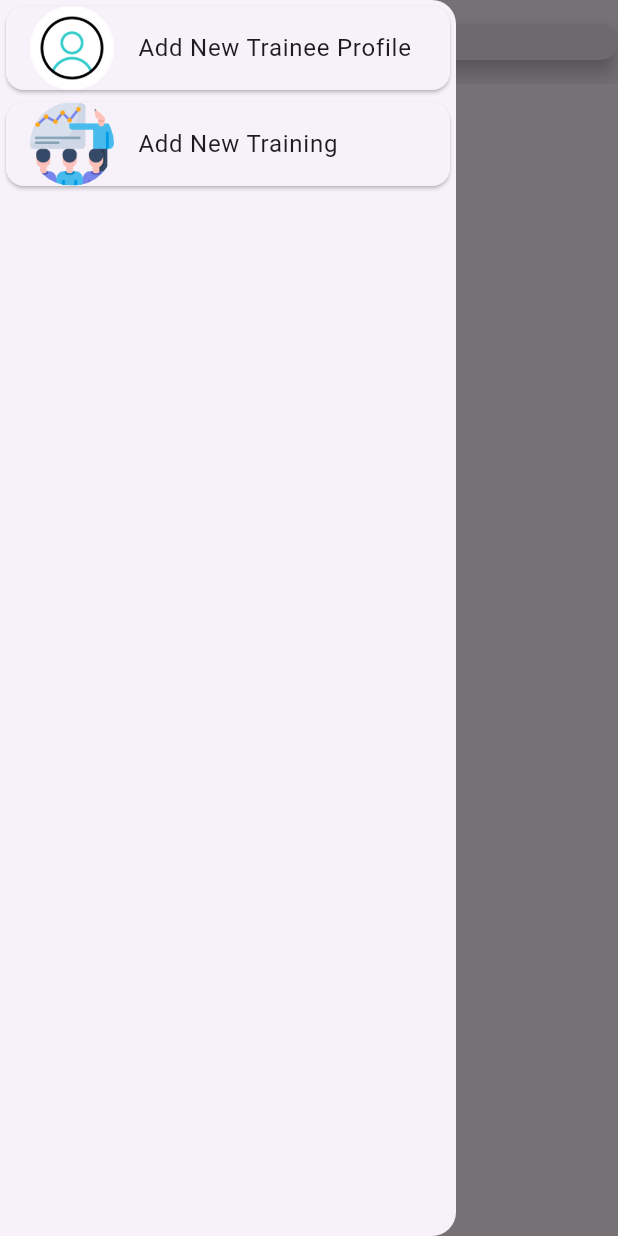
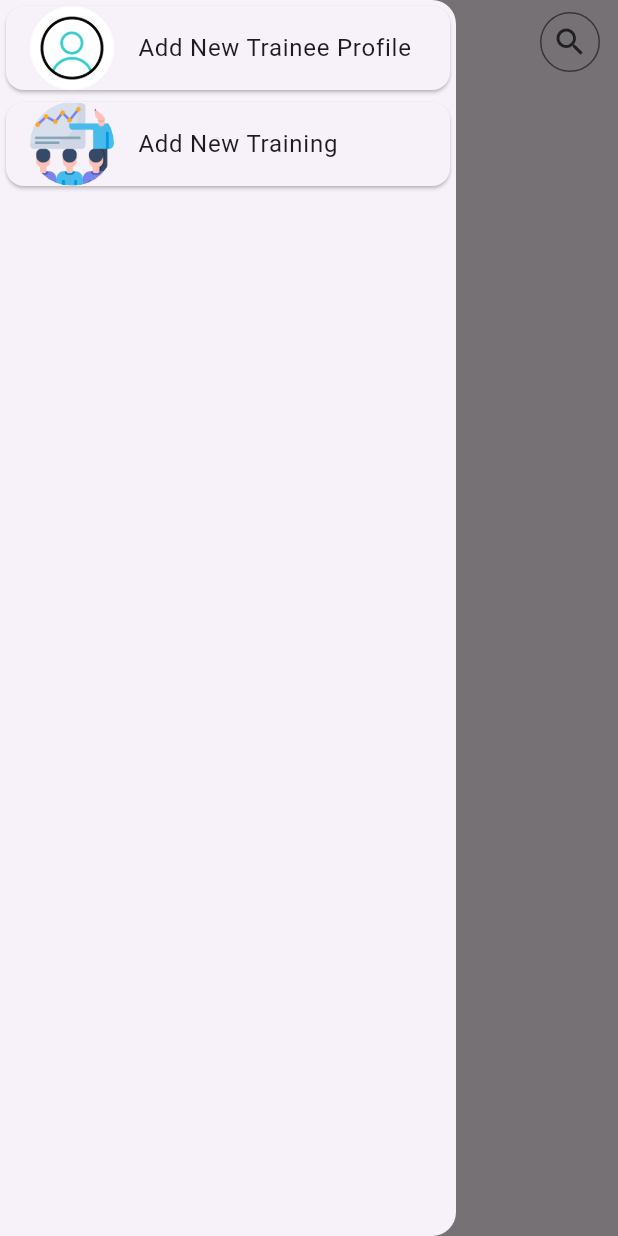
Before and after one commit to ranvillerosh/ressc_profiler, a Flutter app: the RESSCDirectory screen opened directly, with the side drawer open, on a phone screen of 412 x 824 dp. Run offline on Flutter 3.47's test engine with Material 3 defaults, Android fonts, the phone set to English and light mode, and no system bars; our stand-ins replace auto_size_text, cloud_firestore, firebase_auth, firebase_core, firebase_storage; missing offline and left inert: search_page; accounts and stored records are empty.

Commit message:
search function

```diff
--- a/lib/directory.dart
+++ b/lib/directory.dart
@@ -51,7 +51,13 @@ class _RESSCDirectory extends State<RESSCDirectory> with TickerProviderStateMixi
         scrolledUnderElevation: scrolledUnderElevation,
         shadowColor: shadowColor ? Theme.of(context).colorScheme.shadow : null,
         actions: [
-          buildSearch(context),
+          Padding(
+            padding: const EdgeInsets.all(8.0),
+            child: IconButton.outlined(
+                onPressed: () => buildSearch(context),
+                icon: const Icon(Icons.search)
+            ),
+          ),
         ],
       ),
       drawer: Drawer(
@@ -84,49 +90,19 @@ class _RESSCDirectory extends State<RESSCDirectory> with TickerProviderStateMixi
     );
   }
   //TODO Search
-  Widget buildSearch(BuildContext context) {
-    Map<String, Trainee> searchMap;
-    return SearchAnchor(
-        builder: (BuildContext context, SearchController controller) {
-          return SearchBar(
-            constraints: BoxConstraints(maxWidth: MediaQuery.of(context).size.width*2 / 5),
-            controller: controller,
-            padding: const MaterialStatePropertyAll<EdgeInsets>(
-                EdgeInsets.symmetric(horizontal: 16.0)),
-            onTap: () {
-              controller.openView();
-            },
-            onChanged: (_) {
-              controller.openView();
-            },
-            leading: const Icon(Icons.search),
-          );
-        }, suggestionsBuilder:
-        (BuildContext context, SearchController controller) {
-      return List<ListTile>.generate(5, (int index) {
-        final String searchCandidate = 'item $index';
-        return ListTile(
-          title: Text(searchCandidate),
-          onTap: () {
-            setState(() {
-              controller.closeView(searchCandidate);
-            });
-          },
-        );
-      });
-    });
-  }
-
-  Future buildSearchTwo(BuildContext context) {
+  Future buildSearch(BuildContext context) {
     return showSearch(
         context: context,
         delegate: SearchPage(
-            builder: (trainee) => ,
+            builder: (trainee) => ListTile(
+              title: Text("${trainee.nameFirst} ${trainee.nameMiddle!.substring(0, 1)}. ${trainee.nameLast}"),
+              subtitle: Text("${trainee.position}"),
+            ),
             filter: (trainee) => [
               trainee.nameFirst,
               trainee.nameMiddle,
               trainee.nameLast,
-              trainee.trainings.join
+              // trainee.trainings.join(),
             ],
             items: traineeList));
   }
@@ -630,11 +606,6 @@ class _RESSCDirectory extends State<RESSCDirectory> with TickerProviderStateMixi
     }
   }
 
-  Widget buildTrainingChooser() {
-    return DropdownMenu(
-       dropdownMenuEntries: [],);
-  }
-
   Future<void> _showTrainingDetailsDialog(TrainingBatch trainingBatch, BuildContext context) async {
     var trainingDates = "No training dates set.";
     var trainingVenue = "No Training Venue specified.";
@@ -677,4 +648,8 @@ class _RESSCDirectory extends State<RESSCDirectory> with TickerProviderStateMixi
       },
     );
   }
+
+  Future<void> _addNewTrainingDialog() async {
+
+  }
 }
```
